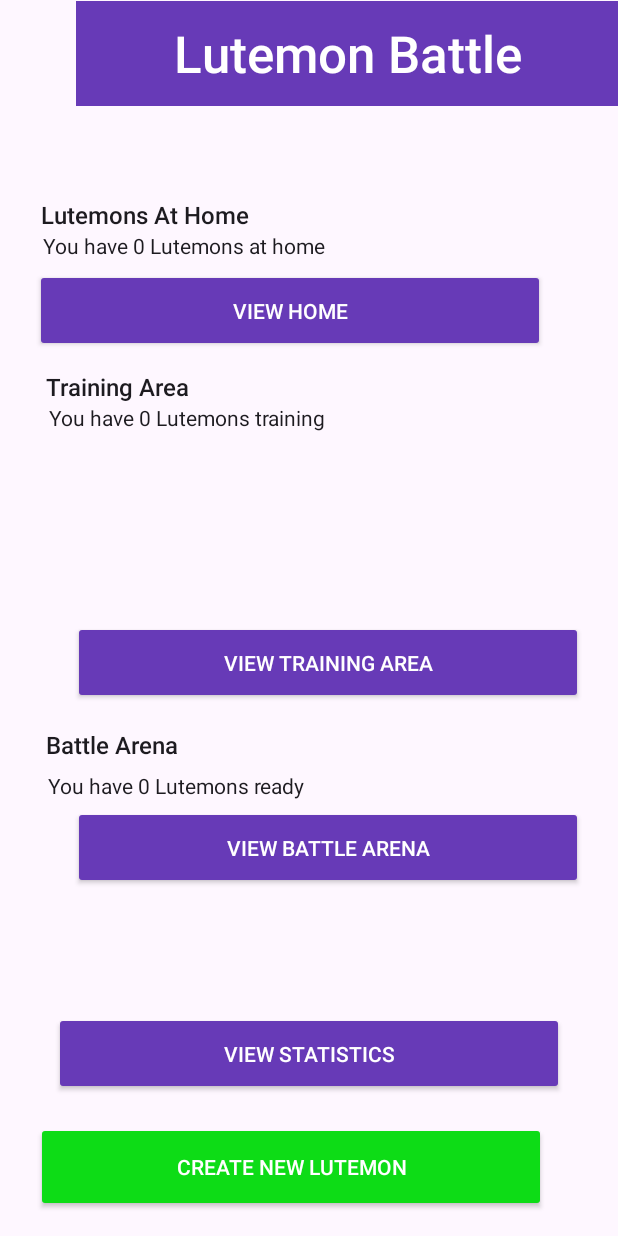
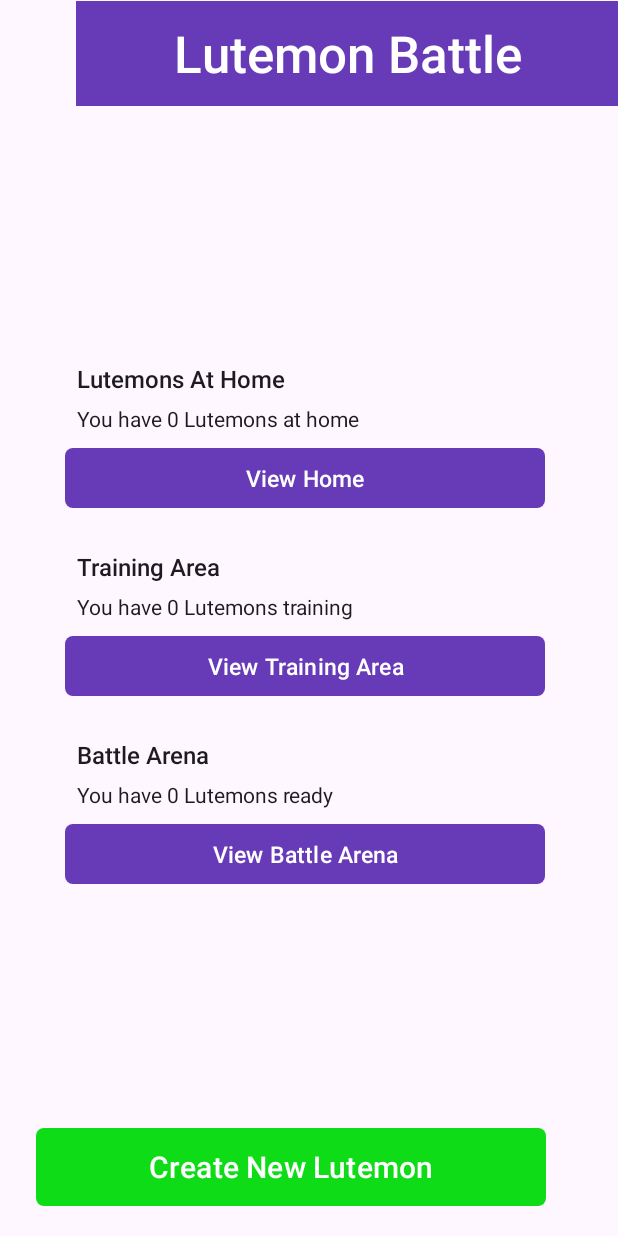
Before and after one commit to MartinsLUT/LutemonApp, an Android app: the screen it shows after launch (MainActivity), on a phone screen of 412 x 824 dp. Run offline under Robolectric (Android 15) with nearby library versions, the phone set to English and light mode, and no system bars; our stand-ins replace AdMob.

Commit message:
Left to clean up the code and if time make stat diagram.

```diff
--- a/app/src/main/java/com/example/lutemonapp/BattleField.java
+++ b/app/src/main/java/com/example/lutemonapp/BattleField.java
@@ -43,4 +43,5 @@ public class BattleField {
         numberOflutemonsAtBatlle--;
     }
 
+
 }
--- a/app/src/main/java/com/example/lutemonapp/Black.java
+++ b/app/src/main/java/com/example/lutemonapp/Black.java
@@ -2,6 +2,7 @@ package com.example.lutemonapp;
 
 public class Black extends Lutemon {
     public Black(String name) {
-        super(name, "Black", 9, 0, 0, 16, 16);
+        super(name, "Black", 9, 0, 0, 16, 16, 0, 0, 0);
+
     }
 }
--- a/app/src/main/java/com/example/lutemonapp/Green.java
+++ b/app/src/main/java/com/example/lutemonapp/Green.java
@@ -2,7 +2,8 @@ package com.example.lutemonapp;
 
 public class Green extends Lutemon {
     public Green(String name) {
-        super(name, "Green", 6, 3, 0, 19, 19);
+        super(name, "Green", 6, 3, 0, 19, 19, 0, 0, 0);
+
     }
 
 }
--- a/app/src/main/java/com/example/lutemonapp/Home.java
+++ b/app/src/main/java/com/example/lutemonapp/Home.java
@@ -4,9 +4,6 @@ import java.util.ArrayList;
 import java.util.HashMap;
 
 public class Home  {
-
-
-
 
     private static int numberOfLutemonsAtHome = 0;
 
@@ -28,4 +25,5 @@ public class Home  {
 
 
 
+
 }
--- a/app/src/main/java/com/example/lutemonapp/Orange.java
+++ b/app/src/main/java/com/example/lutemonapp/Orange.java
@@ -2,7 +2,8 @@ package com.example.lutemonapp;
 
 public class Orange extends Lutemon {
     public Orange(String name) {
-        super(name, "Orange", 8, 1, 0, 17, 17);
+        super(name, "Orange", 8, 1, 0, 17, 17, 0, 0, 0);
+
     }
 
 
--- a/app/src/main/java/com/example/lutemonapp/Pink.java
+++ b/app/src/main/java/com/example/lutemonapp/Pink.java
@@ -2,6 +2,7 @@ package com.example.lutemonapp;
 
 public class Pink extends Lutemon {
     public Pink(String name) {
-        super(name, "Pink", 7, 2, 0, 18, 18);
+        super(name, "Pink", 7, 2, 0, 18, 18, 0, 0, 0);
+
     }
 }
--- a/app/src/main/java/com/example/lutemonapp/TrainingArea.java
+++ b/app/src/main/java/com/example/lutemonapp/TrainingArea.java
@@ -31,4 +31,5 @@ public class TrainingArea {
     }
 
 
+
 }
--- a/app/src/main/java/com/example/lutemonapp/White.java
+++ b/app/src/main/java/com/example/lutemonapp/White.java
@@ -3,6 +3,6 @@ package com.example.lutemonapp;
 public class White extends Lutemon {
 
     public White(String name) {
-        super(name, "White", 5, 4, 2, 20, 20);
+        super(name, "White", 5, 4, 2, 20, 20, 0, 0, 0);
     }
 }
--- a/app/src/main/res/layout/battle.xml
+++ b/app/src/main/res/layout/battle.xml
@@ -32,6 +32,7 @@
         android:layout_height="50dp"
         android:onClick="battleBtn"
         android:text="Next Attack"
+        android:textStyle="bold"
         app:backgroundTint="#673AB7"
         app:cornerRadius="5dp"
         app:layout_constraintBottom_toBottomOf="parent"
@@ -45,8 +46,7 @@
         android:layout_width="340dp"
         android:layout_height="50dp"
         android:layout_marginTop="4dp"
-
-
+        android:textStyle="bold"
         android:backgroundTintMode="add"
         android:onClick="endBattle"
         android:text="End Battle"
--- a/app/src/main/res/layout/homescreen_main.xml
+++ b/app/src/main/res/layout/homescreen_main.xml
@@ -7,49 +7,6 @@
     android:layout_height="match_parent"
     tools:context=".MainActivity"
     tools:ignore="MissingClass">
-
-    <TextView
-        android:id="@+id/lutemonBattlle"
-        android:layout_width="wrap_content"
-        android:layout_height="wrap_content"
-        android:layout_marginStart="8dp"
-        android:layout_marginBottom="4dp"
-        android:text="You have 0 Lutemons ready"
-        android:textAppearance="@style/TextAppearance.AppCompat.Body1"
-        app:layout_constraintBottom_toTopOf="@+id/viewBattleArena"
-        app:layout_constraintEnd_toEndOf="parent"
-        app:layout_constraintHorizontal_bias="0.104"
-        app:layout_constraintStart_toStartOf="parent" />
-
-    <TextView
-        android:id="@+id/textView7"
-        android:layout_width="wrap_content"
-        android:layout_height="wrap_content"
-        android:layout_marginStart="8dp"
-        android:layout_marginBottom="16dp"
-        android:text="Battle Arena"
-        android:textAppearance="@style/TextAppearance.AppCompat.Body2"
-        android:textSize="16sp"
-        app:layout_constraintBottom_toTopOf="@+id/viewBattleArena"
-        app:layout_constraintEnd_toEndOf="parent"
-        app:layout_constraintHorizontal_bias="0.071"
-        app:layout_constraintStart_toStartOf="parent"
-        app:layout_constraintTop_toBottomOf="@+id/viewHome"
-        app:layout_constraintVertical_bias="0.946" />
-
-    <TextView
-        android:id="@+id/textView6"
-        android:layout_width="wrap_content"
-        android:layout_height="wrap_content"
-        android:layout_marginStart="8dp"
-        android:layout_marginTop="176dp"
-        android:text="Training Area"
-        android:textAppearance="@style/TextAppearance.AppCompat.Body2"
-        android:textSize="16sp"
-        app:layout_constraintEnd_toEndOf="parent"
-        app:layout_constraintHorizontal_bias="0.074"
-        app:layout_constraintStart_toStartOf="parent"
-        app:layout_constraintTop_toBottomOf="@+id/textView" />
 
     <TextView
         android:id="@+id/textView"
@@ -73,131 +30,212 @@
         android:id="@+id/newLutemon"
         android:layout_width="340dp"
         android:layout_height="60dp"
-        style="@style/Widget.AppCompat.Button"
         android:layout_marginStart="8dp"
         android:layout_marginEnd="8dp"
         android:layout_marginBottom="16dp"
         android:text="Create New Lutemon"
-        android:textColor="@color/white"
+        android:textSize="20sp"
         android:visibility="visible"
         app:backgroundTint="#0DDC16"
         app:layout_constraintBottom_toBottomOf="parent"
+        app:cornerRadius="5dp"
         app:layout_constraintEnd_toEndOf="parent"
         app:layout_constraintHorizontal_bias="0.29"
         app:layout_constraintStart_toStartOf="parent" />
 
-    <Button
-        android:id="@+id/viewHome"
-
-        style="@style/Widget.AppCompat.Button"
-        android:layout_width="340dp"
-        android:layout_height="55dp"
-        android:layout_marginStart="8dp"
-        android:layout_marginEnd="8dp"
-        android:layout_marginBottom="12dp"
-        android:text="View Home"
-        android:visibility="visible"
-        app:cornerRadius="50dp"
-        app:backgroundTint="#673AB7"
-
-        app:layout_constraintBottom_toTopOf="@+id/textView6"
-        app:layout_constraintEnd_toEndOf="parent"
-        app:layout_constraintHorizontal_bias="0.272"
-        app:layout_constraintStart_toStartOf="parent" />
-
-    <Button
-        android:id="@+id/viewTrainingArea"
-
-        style="@style/Widget.AppCompat.Button"
-        android:layout_width="340dp"
-        android:layout_height="55dp"
-        android:layout_marginStart="8dp"
-        android:layout_marginEnd="8dp"
-        android:layout_marginBottom="16dp"
-        android:text="View Training Area"
-        android:visibility="visible"
-        app:layout_constraintBottom_toTopOf="@+id/textView7"
-        app:layout_constraintEnd_toEndOf="parent"
-        app:backgroundTint="#673AB7"
-        app:layout_constraintHorizontal_bias="0.727"
-        app:layout_constraintStart_toStartOf="parent"
-        app:layout_constraintTop_toBottomOf="@+id/textView6"
-        app:layout_constraintVertical_bias="1.0" />
-
-    <Button
-        android:id="@+id/viewBattleArena"
-        style="@style/Widget.AppCompat.Button"
-        android:layout_width="340dp"
-        android:layout_height="55dp"
-        android:layout_marginStart="8dp"
-        android:layout_marginEnd="8dp"
-        android:text="View Battle Arena"
-        android:textColorLink="#D6E424"
-        android:visibility="visible"
-        app:backgroundTint="#673AB7"
+    <ScrollView
+        android:id="@+id/scrollView"
+        android:layout_width="341dp"
+        android:layout_height="380dp"
+        android:layout_marginTop="50dp"
+        android:layout_marginBottom="60dp"
         app:layout_constraintBottom_toBottomOf="parent"
         app:layout_constraintEnd_toEndOf="parent"
-        app:layout_constraintHorizontal_bias="0.727"
         app:layout_constraintStart_toStartOf="parent"
-        app:layout_constraintTop_toTopOf="parent"
-        app:layout_constraintVertical_bias="0.699"
-        app:rippleColor="#4CAF50" />
+        app:layout_constraintTop_toTopOf="parent">
+
+        <LinearLayout
+            android:layout_width="wrap_content"
+            android:layout_height="wrap_content"
+            android:orientation="vertical">
+
+
+            <LinearLayout
+                android:id="@+id/linearLayout2"
+                android:layout_width="wrap_content"
+                android:layout_height="wrap_content"
+                android:layout_marginTop="12dp"
+                android:orientation="vertical">
 
                 <TextView
                     android:id="@+id/textView4"
                     android:layout_width="wrap_content"
                     android:layout_height="wrap_content"
-        android:layout_marginTop="52dp"
-        android:layout_marginStart="8dp"
+                    android:layout_marginStart="16dp"
+                    android:layout_marginTop="12dp"
+                    android:layout_marginBottom="6dp"
                     android:text="Lutemons At Home"
                     android:textAppearance="@style/TextAppearance.AppCompat.Body2"
-        android:textSize="16sp"
-        app:layout_constraintBottom_toTopOf="@+id/viewHome"
-        app:layout_constraintEnd_toEndOf="parent"
-        app:layout_constraintHorizontal_bias="0.072"
-        app:layout_constraintStart_toStartOf="parent"
-        app:layout_constraintTop_toBottomOf="@+id/textView"
-        app:layout_constraintVertical_bias="0.261" />
+                    android:textSize="16sp" />
 
                 <TextView
                     android:id="@+id/lutemonHome"
                     android:layout_width="wrap_content"
                     android:layout_height="wrap_content"
+                    android:layout_marginStart="16dp"
+                    android:layout_marginBottom="6dp"
+                    android:text="You have 0 Lutemons at home"
+                    android:textAppearance="@style/TextAppearance.AppCompat.Body1" />
+
+                <Button
+                    android:id="@+id/viewHome"
+                    android:layout_width="320dp"
+                    android:layout_height="48dp"
+                    android:layout_gravity="center"
                     android:layout_marginStart="8dp"
-        android:text="You have 0 Lutemons at home"
-        android:textAppearance="@style/TextAppearance.AppCompat.Body1"
-        app:layout_constraintBottom_toTopOf="@+id/viewHome"
-        app:layout_constraintEnd_toEndOf="parent"
-        app:layout_constraintHorizontal_bias="0.097"
-        app:layout_constraintStart_toStartOf="parent"
-        app:layout_constraintTop_toBottomOf="@+id/textView4"
-        app:layout_constraintVertical_bias="0.0" />
+                    android:layout_marginEnd="8dp"
+                    android:layout_marginBottom="12dp"
+                    android:text="View Home"
+                    android:textSize="15sp"
+                    android:visibility="visible"
+                    app:backgroundTint="#673AB7"
+                    app:cornerRadius="5dp" />
+
+            </LinearLayout>
+
+            <LinearLayout
+                android:id="@+id/linearLayout"
+                android:layout_width="wrap_content"
+                android:layout_height="wrap_content"
+                android:orientation="vertical">
+
+                <TextView
+                    android:id="@+id/textView6"
+                    android:layout_width="wrap_content"
+                    android:layout_height="wrap_content"
+                    android:layout_marginStart="16dp"
+                    android:layout_marginTop="12dp"
+                    android:layout_marginBottom="6dp"
+                    android:text="Training Area"
+                    android:textAppearance="@style/TextAppearance.AppCompat.Body2"
+                    android:textSize="16sp" />
 
                 <TextView
                     android:id="@+id/lutemonHome2"
                     android:layout_width="wrap_content"
                     android:layout_height="wrap_content"
-        android:layout_marginStart="8dp"
+                    android:layout_marginStart="16dp"
+                    android:layout_marginBottom="6dp"
                     android:text="You have 0 Lutemons training"
-        android:textAppearance="@style/TextAppearance.AppCompat.Body1"
-        app:layout_constraintBottom_toTopOf="@+id/viewTrainingArea"
-        app:layout_constraintEnd_toEndOf="parent"
-        app:layout_constraintHorizontal_bias="0.112"
-        app:layout_constraintStart_toStartOf="parent"
-        app:layout_constraintTop_toBottomOf="@+id/textView6"
-        app:layout_constraintVertical_bias="0.0" />
+                    android:textAppearance="@style/TextAppearance.AppCompat.Body1"/>
 
                 <Button
+                    android:id="@+id/viewTrainingArea"
+                    android:layout_width="320dp"
+                    android:layout_height="48dp"
+                    android:layout_gravity="center"
+                    android:layout_marginStart="8dp"
+                    android:layout_marginEnd="8dp"
+                    android:layout_marginBottom="12dp"
+                    android:gravity="center"
+                    android:text="View Training Area"
+                    android:textSize="15sp"
+                    android:visibility="visible"
+                    app:backgroundTint="#673AB7"
+                    app:cornerRadius="5dp" />
+
+            </LinearLayout>
+
+            <LinearLayout
+                android:id="@+id/linearLayout3"
+                android:layout_width="wrap_content"
+                android:layout_height="wrap_content"
+                android:layout_marginBottom="8dp"
+                android:orientation="vertical">
+
+                <TextView
+                    android:id="@+id/textView7"
+                    android:layout_width="wrap_content"
+                    android:layout_height="wrap_content"
+                    android:layout_marginStart="16dp"
+                    android:layout_marginTop="12dp"
+                    android:layout_marginBottom="6dp"
+                    android:text="Battle Arena"
+                    android:textAppearance="@style/TextAppearance.AppCompat.Body2"
+                    android:textSize="16sp" />
+
+                <TextView
+                    android:id="@+id/lutemonBattlle"
+                    android:layout_width="wrap_content"
+                    android:layout_height="wrap_content"
+                    android:layout_marginStart="16dp"
+                    android:layout_marginBottom="6dp"
+                    android:text="You have 0 Lutemons ready"
+                    android:textAppearance="@style/TextAppearance.AppCompat.Body1" />
+
+                <Button
+                    android:id="@+id/viewBattleArena"
+                    android:layout_width="320dp"
+                    android:layout_height="48dp"
+                    android:layout_gravity="center"
+                    android:layout_marginStart="8dp"
+                    android:layout_marginEnd="8dp"
+                    android:layout_marginBottom="12dp"
+                    android:text="View Battle Arena"
+                    android:textSize="15sp"
+                    android:visibility="visible"
+                    app:backgroundTint="#673AB7"
+                    app:cornerRadius="5dp" />
+
+            </LinearLayout>
+            <Button
                 android:id="@+id/viewStatistics"
-        style="@style/Widget.AppCompat.Button"
-        android:layout_width="340dp"
-        android:layout_height="55dp"
+                android:layout_width="320dp"
+                android:layout_height="48dp"
+                android:layout_gravity="center"
+                android:layout_marginBottom="12dp"
                 android:text="View Statistics"
+                android:textSize="15sp"
                 app:backgroundTint="#673AB7"
-        app:layout_constraintBottom_toTopOf="@+id/newLutemon"
-        app:layout_constraintEnd_toEndOf="parent"
-        app:layout_constraintStart_toStartOf="parent"
-        app:layout_constraintTop_toTopOf="parent"
-        app:layout_constraintVertical_bias="0.974" />
+                app:cornerRadius="5dp" />
+            <Button
+                android:id="@+id/save"
+                android:onClick="saveFileBtn"
+                android:layout_width="320dp"
+                android:layout_height="48dp"
+                android:layout_gravity="center"
+                android:layout_marginBottom="12dp"
+                android:text="Save"
+                android:textSize="15sp"
+                app:backgroundTint="#673AB7"
+                app:cornerRadius="5dp" />
+            <Button
+                android:id="@+id/load"
+                android:onClick="loadFileBtn"
+                android:layout_width="320dp"
+                android:layout_height="48dp"
+                android:layout_gravity="center"
+                android:layout_marginBottom="12dp"
+                android:text="Load"
+                android:textSize="15sp"
+                app:backgroundTint="#673AB7"
+                app:cornerRadius="5dp" />
+            <Button
+                android:id="@+id/resetGame"
+                android:onClick="resetGame"
+                android:layout_width="320dp"
+                android:layout_height="48dp"
+                android:layout_gravity="center"
+                android:layout_marginBottom="12dp"
+                android:text="Rest Saved File"
+                android:textSize="15sp"
+                app:backgroundTint="#673AB7"
+                app:cornerRadius="5dp" />
+
+        </LinearLayout>
+    </ScrollView>
+
+
+
 
 </androidx.constraintlayout.widget.ConstraintLayout>
--- a/app/src/main/res/layout/statistics.xml
+++ b/app/src/main/res/layout/statistics.xml
@@ -102,11 +102,12 @@
 
     <Button
         android:id="@+id/button"
-
         android:layout_width="340dp"
         android:layout_height="50dp"
         android:onClick="goHomeBtn"
         android:text="Go Back to Home Screen"
+        app:backgroundTint="#673AB7"
+        app:cornerRadius="5dp"
         app:layout_constraintBottom_toBottomOf="parent"
         app:layout_constraintEnd_toEndOf="parent"
         app:layout_constraintStart_toStartOf="parent"
```
Also changed, not shown: app/src/main/java/com/example/lutemonapp/HomeLutemonActivity.java (+5 -2 lines), app/src/main/java/com/example/lutemonapp/Lutemon.java (+10 -4 lines), app/src/main/java/com/example/lutemonapp/MainActivity.java (+25 -0 lines), app/src/main/java/com/example/lutemonapp/Storage.java (+69 -0 lines), app/src/main/res/layout/home.xml (+9 -5 lines), app/src/main/res/layout/training_area.xml (+12 -6 lines). Lines whose indentation alone changed are shown as unchanged.
